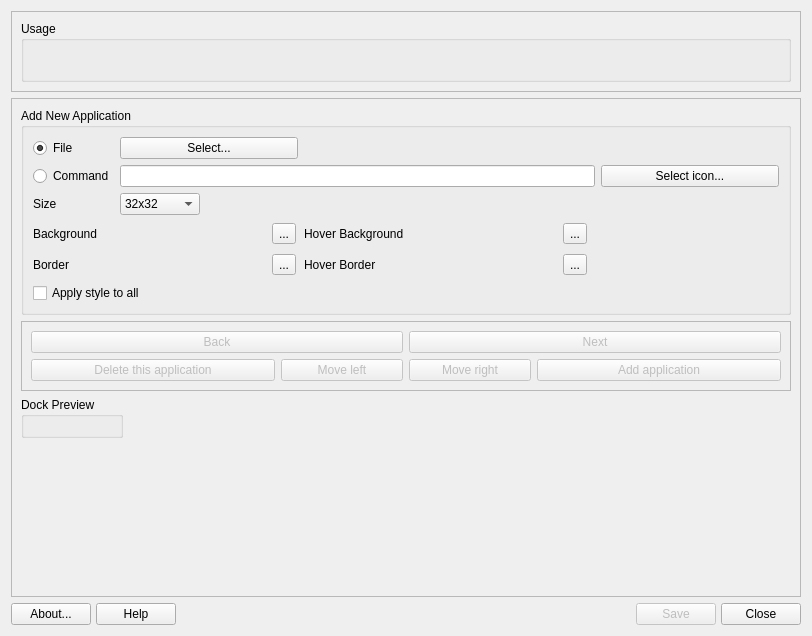
The window that mainwindow.ui (AdrianTM/mx-dockmaker) describes before a commit, drawn with Qt 5.
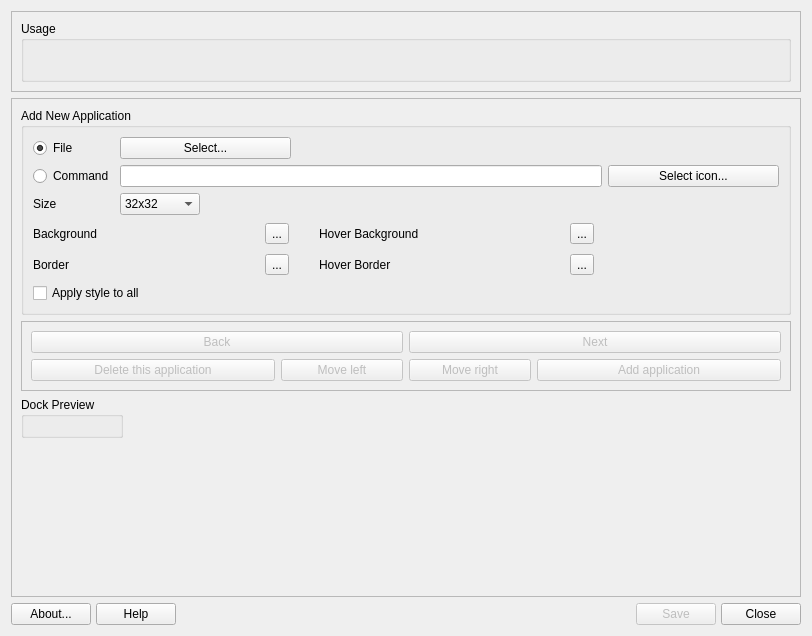
The same window after the commit. Icons and pictures are not drawn.

```diff
--- a/mainwindow.ui
+++ b/mainwindow.ui
@@ -241,20 +241,26 @@
          <string>Add New Application</string>
         </property>
         <layout class="QGridLayout" name="gridLayout">
-         <item row="3" column="0">
-          <widget class="QLabel" name="labelBackground">
+         <item row="2" column="0">
+          <widget class="QLabel" name="labelSize">
            <property name="text">
-            <string>Background</string>
+            <string>Size</string>
            </property>
           </widget>
          </item>
-         <item row="0" column="0">
-          <widget class="QRadioButton" name="radioDesktop">
-           <property name="text">
-            <string>File</string>
+         <item row="1" column="1" colspan="6">
+          <widget class="QLineEdit" name="lineEditCommand">
+           <property name="sizePolicy">
+            <sizepolicy hsizetype="Expanding" vsizetype="Fixed">
+             <horstretch>0</horstretch>
+             <verstretch>0</verstretch>
+            </sizepolicy>
            </property>
-           <property name="checked">
-            <bool>true</bool>
+           <property name="minimumSize">
+            <size>
+             <width>250</width>
+             <height>0</height>
+            </size>
            </property>
           </widget>
          </item>
@@ -323,71 +329,6 @@
            </layout>
           </widget>
          </item>
-         <item row="3" column="3">
-          <widget class="QWidget" name="widgetHoverBackground" native="true">
-           <property name="mouseTracking">
-            <bool>false</bool>
-           </property>
-           <property name="toolTip">
-            <string>Click to select different color...</string>
-           </property>
-           <property name="autoFillBackground">
-            <bool>false</bool>
-           </property>
-           <layout class="QHBoxLayout" name="horizontalLayout_8" stretch="0,0">
-            <property name="spacing">
-             <number>2</number>
-            </property>
-            <property name="leftMargin">
-             <number>2</number>
-            </property>
-            <property name="topMargin">
-             <number>2</number>
-            </property>
-            <property name="rightMargin">
-             <number>2</number>
-            </property>
-            <property name="bottomMargin">
-             <number>2</number>
-            </property>
-            <item>
-             <spacer name="horizontalSpacer_9">
-              <property name="orientation">
-               <enum>Qt::Horizontal</enum>
-              </property>
-              <property name="sizeHint" stdset="0">
-               <size>
-                <width>40</width>
-                <height>20</height>
-               </size>
-              </property>
-             </spacer>
-            </item>
-            <item>
-             <widget class="QToolButton" name="toolHoverBackground">
-              <property name="text">
-               <string notr="true">...</string>
-              </property>
-              <property name="iconSize">
-               <size>
-                <width>16</width>
-                <height>16</height>
-               </size>
-              </property>
-              <property name="popupMode">
-               <enum>QToolButton::InstantPopup</enum>
-              </property>
-              <property name="toolButtonStyle">
-               <enum>Qt::ToolButtonIconOnly</enum>
-              </property>
-              <property name="autoRaise">
-               <bool>false</bool>
-              </property>
-             </widget>
-            </item>
-           </layout>
-          </widget>
-         </item>
          <item row="3" column="1">
           <widget class="QWidget" name="widgetBackground" native="true">
            <property name="mouseTracking">
@@ -453,92 +394,6 @@
            </layout>
           </widget>
          </item>
-         <item row="1" column="6">
-          <widget class="QPushButton" name="buttonSelectIcon">
-           <property name="sizePolicy">
-            <sizepolicy hsizetype="Ignored" vsizetype="Fixed">
-             <horstretch>0</horstretch>
-             <verstretch>0</verstretch>
-            </sizepolicy>
-           </property>
-           <property name="text">
-            <string>Select icon...</string>
-           </property>
-          </widget>
-         </item>
-         <item row="2" column="0">
-          <widget class="QLabel" name="labelSize">
-           <property name="text">
-            <string>Size</string>
-           </property>
-          </widget>
-         </item>
-         <item row="1" column="1" colspan="4">
-          <widget class="QLineEdit" name="lineEditCommand">
-           <property name="sizePolicy">
-            <sizepolicy hsizetype="Expanding" vsizetype="Fixed">
-             <horstretch>0</horstretch>
-             <verstretch>0</verstretch>
-            </sizepolicy>
-           </property>
-           <property name="minimumSize">
-            <size>
-             <width>250</width>
-             <height>0</height>
-            </size>
-           </property>
-          </widget>
-         </item>
-         <item row="3" column="2">
-          <widget class="QLabel" name="label">
-           <property name="text">
-            <string>Hover Background</string>
-           </property>
-          </widget>
-         </item>
-         <item row="1" column="0">
-          <widget class="QRadioButton" name="radioCommand">
-           <property name="text">
-            <string>Command</string>
-           </property>
-          </widget>
-         </item>
-         <item row="0" column="1">
-          <widget class="QPushButton" name="buttonSelectApp">
-           <property name="sizePolicy">
-            <sizepolicy hsizetype="Expanding" vsizetype="Fixed">
-             <horstretch>0</horstretch>
-             <verstretch>0</verstretch>
-            </sizepolicy>
-           </property>
-           <property name="text">
-            <string>Select...</string>
-           </property>
-          </widget>
-         </item>
-         <item row="2" column="6">
-          <spacer name="horizontalSpacer_2">
-           <property name="orientation">
-            <enum>Qt::Horizontal</enum>
-           </property>
-           <property name="sizeType">
-            <enum>QSizePolicy::Expanding</enum>
-           </property>
-           <property name="sizeHint" stdset="0">
-            <size>
-             <width>100</width>
-             <height>20</height>
-            </size>
-           </property>
-          </spacer>
-         </item>
-         <item row="8" column="0" colspan="3">
-          <widget class="QCheckBox" name="checkApplyStyleToAll">
-           <property name="text">
-            <string>Apply style to all</string>
-           </property>
-          </widget>
-         </item>
          <item row="5" column="0">
           <widget class="QLabel" name="labelBorder">
            <property name="text">
@@ -546,7 +401,21 @@
            </property>
           </widget>
          </item>
-         <item row="2" column="1" colspan="2">
+         <item row="8" column="0" colspan="5">
+          <widget class="QCheckBox" name="checkApplyStyleToAll">
+           <property name="text">
+            <string>Apply style to all</string>
+           </property>
+          </widget>
+         </item>
+         <item row="3" column="4">
+          <widget class="QLabel" name="label">
+           <property name="text">
+            <string>Hover Background</string>
+           </property>
+          </widget>
+         </item>
+         <item row="2" column="1" colspan="4">
           <widget class="QComboBox" name="comboSize">
            <property name="sizePolicy">
             <sizepolicy hsizetype="Fixed" vsizetype="Fixed">
@@ -590,14 +459,53 @@
            </item>
           </widget>
          </item>
-         <item row="5" column="2">
+         <item row="0" column="0">
+          <widget class="QRadioButton" name="radioDesktop">
+           <property name="text">
+            <string>File</string>
+           </property>
+           <property name="checked">
+            <bool>true</bool>
+           </property>
+          </widget>
+         </item>
+         <item row="3" column="2">
+          <spacer name="horizontalSpacer_4">
+           <property name="orientation">
+            <enum>Qt::Horizontal</enum>
+           </property>
+           <property name="sizeType">
+            <enum>QSizePolicy::Fixed</enum>
+           </property>
+           <property name="sizeHint" stdset="0">
+            <size>
+             <width>10</width>
+             <height>20</height>
+            </size>
+           </property>
+          </spacer>
+         </item>
+         <item row="5" column="4">
           <widget class="QLabel" name="labelHoverBorder">
            <property name="text">
             <string>Hover Border</string>
            </property>
           </widget>
          </item>
-         <item row="5" column="3">
+         <item row="1" column="8">
+          <widget class="QPushButton" name="buttonSelectIcon">
+           <property name="sizePolicy">
+            <sizepolicy hsizetype="Ignored" vsizetype="Fixed">
+             <horstretch>0</horstretch>
+             <verstretch>0</verstretch>
+            </sizepolicy>
+           </property>
+           <property name="text">
+            <string>Select icon...</string>
+           </property>
+          </widget>
+         </item>
+         <item row="5" column="5">
           <widget class="QWidget" name="widgetHoverBorder" native="true">
            <property name="mouseTracking">
             <bool>false</bool>
@@ -662,6 +570,114 @@
            </layout>
           </widget>
          </item>
+         <item row="3" column="5">
+          <widget class="QWidget" name="widgetHoverBackground" native="true">
+           <property name="mouseTracking">
+            <bool>false</bool>
+           </property>
+           <property name="toolTip">
+            <string>Click to select different color...</string>
+           </property>
+           <property name="autoFillBackground">
+            <bool>false</bool>
+           </property>
+           <layout class="QHBoxLayout" name="horizontalLayout_8" stretch="0,0">
+            <property name="spacing">
+             <number>2</number>
+            </property>
+            <property name="leftMargin">
+             <number>2</number>
+            </property>
+            <property name="topMargin">
+             <number>2</number>
+            </property>
+            <property name="rightMargin">
+             <number>2</number>
+            </property>
+            <property name="bottomMargin">
+             <number>2</number>
+            </property>
+            <item>
+             <spacer name="horizontalSpacer_9">
+              <property name="orientation">
+               <enum>Qt::Horizontal</enum>
+              </property>
+              <property name="sizeHint" stdset="0">
+               <size>
+                <width>40</width>
+                <height>20</height>
+               </size>
+              </property>
+             </spacer>
+            </item>
+            <item>
+             <widget class="QToolButton" name="toolHoverBackground">
+              <property name="text">
+               <string notr="true">...</string>
+              </property>
+              <property name="iconSize">
+               <size>
+                <width>16</width>
+                <height>16</height>
+               </size>
+              </property>
+              <property name="popupMode">
+               <enum>QToolButton::InstantPopup</enum>
+              </property>
+              <property name="toolButtonStyle">
+               <enum>Qt::ToolButtonIconOnly</enum>
+              </property>
+              <property name="autoRaise">
+               <bool>false</bool>
+              </property>
+             </widget>
+            </item>
+           </layout>
+          </widget>
+         </item>
+         <item row="1" column="0">
+          <widget class="QRadioButton" name="radioCommand">
+           <property name="text">
+            <string>Command</string>
+           </property>
+          </widget>
+         </item>
+         <item row="0" column="1">
+          <widget class="QPushButton" name="buttonSelectApp">
+           <property name="sizePolicy">
+            <sizepolicy hsizetype="Expanding" vsizetype="Fixed">
+             <horstretch>0</horstretch>
+             <verstretch>0</verstretch>
+            </sizepolicy>
+           </property>
+           <property name="text">
+            <string>Select...</string>
+           </property>
+          </widget>
+         </item>
+         <item row="2" column="8">
+          <spacer name="horizontalSpacer_2">
+           <property name="orientation">
+            <enum>Qt::Horizontal</enum>
+           </property>
+           <property name="sizeType">
+            <enum>QSizePolicy::Expanding</enum>
+           </property>
+           <property name="sizeHint" stdset="0">
+            <size>
+             <width>100</width>
+             <height>20</height>
+            </size>
+           </property>
+          </spacer>
+         </item>
+         <item row="3" column="0">
+          <widget class="QLabel" name="labelBackground">
+           <property name="text">
+            <string>Background</string>
+           </property>
+          </widget>
+         </item>
         </layout>
        </widget>
       </item>
```
